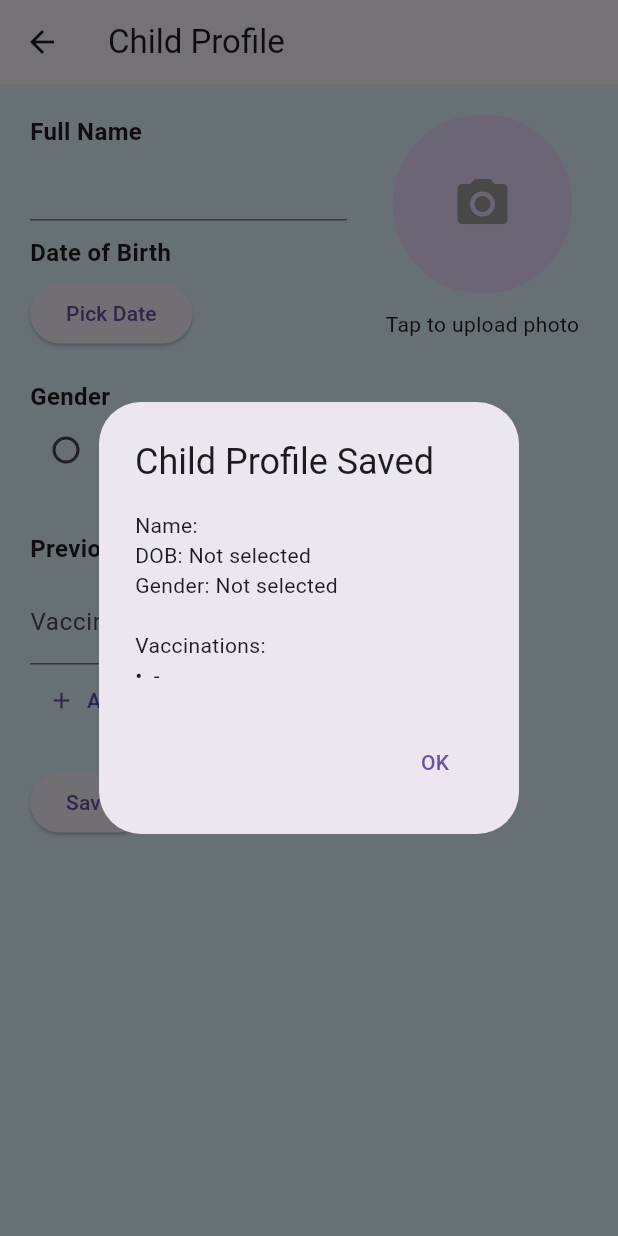
After one commit to AN-7878/Vaccine_Scheduler, a Flutter app: the ChildProfilePage screen opened directly, after a tap on the "remove circle" icon, after a tap on "Add Vaccination", after a tap on "Save", on a phone screen of 412 x 824 dp. The commit adds this screen. Run offline on Flutter 3.47's test engine with Material 3 defaults, Android fonts, the phone set to English and light mode, and no system bars; our stand-ins replace image_picker.

Commit message:
child profile

```diff
--- a/lib/login_page/home.dart
+++ b/lib/login_page/home.dart
@@ -1,4 +1,5 @@
 import 'package:flutter/material.dart';
+import '../child_profile.dart';
 
 class HomeScreen extends StatelessWidget {
   final String email;
@@ -9,9 +10,24 @@ class HomeScreen extends StatelessWidget {
     return Scaffold(
       appBar: AppBar(title: const Text("Welcome")),
       body: Center(
-        child: Text(
-          "Logged in as $email",
-          style: const TextStyle(fontSize: 18),
+        child: Column(
+          mainAxisAlignment: MainAxisAlignment.center,
+          children: [
+            Text(
+              "Logged in as $email",
+              style: const TextStyle(fontSize: 18),
+            ),
+            const SizedBox(height: 20),
+            ElevatedButton(
+              onPressed: () {
+                Navigator.push(
+                  context,
+                  MaterialPageRoute(builder: (context) => const ChildProfilePage()),
+                );
+              },
+              child: const Text("Add Child Profile"),
+            ),
+          ],
         ),
       ),
     );
--- /dev/null
+++ b/lib/parent_dashboard/child_profile/child_profile.dart
@@ -0,0 +1,237 @@
+import 'package:flutter/material.dart';
+import 'package:image_picker/image_picker.dart';
+import 'dart:io';
+
+
+class ChildProfilePage extends StatefulWidget {
+  const ChildProfilePage({super.key});
+
+  @override
+  State<ChildProfilePage> createState() => _ChildProfilePageState();
+}
+
+class _ChildProfilePageState extends State<ChildProfilePage> {
+  final nameController = TextEditingController();
+  DateTime? selectedDate;
+  String? gender;
+  File? _image;
+
+  List<Map<String, TextEditingController>> vaccinationControllers = [];
+
+  @override
+  void initState() {
+    super.initState();
+    vaccinationControllers.add({
+      'vaccine': TextEditingController(),
+      'date': TextEditingController(),
+    });
+  }
+
+  Future<void> _pickDate() async {
+    final DateTime? picked = await showDatePicker(
+      context: context,
+      initialDate: DateTime(2020),
+      firstDate: DateTime(2000),
+      lastDate: DateTime.now(),
+    );
+
+    if (picked != null && picked != selectedDate) {
+      setState(() {
+        selectedDate = picked;
+      });
+    }
+  }
+
+  Future<void> _pickImage() async {
+    final pickedFile = await ImagePicker().pickImage(source: ImageSource.gallery);
+    if (pickedFile != null) {
+      setState(() {
+        _image = File(pickedFile.path);
+      });
+    }
+  }
+
+  void _addVaccinationRow() {
+    setState(() {
+      vaccinationControllers.add({
+        'vaccine': TextEditingController(),
+        'date': TextEditingController(),
+      });
+    });
+  }
+
+  void _removeVaccinationRow(int index) {
+    setState(() {
+      vaccinationControllers.removeAt(index);
+    });
+  }
+
+  @override
+  Widget build(BuildContext context) {
+    final labelStyle = TextStyle(fontSize: 16, fontWeight: FontWeight.w600);
+
+    return Scaffold(
+      backgroundColor: Colors.lightBlue[50],
+      appBar: AppBar(
+        title: const Text("Child Profile"),
+      ),
+      body: SingleChildScrollView(
+        padding: const EdgeInsets.all(20.0),
+        child: Row(
+          crossAxisAlignment: CrossAxisAlignment.start,
+          children: [
+            // Left Section (Form)
+            Expanded(
+              flex: 3,
+              child: Column(
+                crossAxisAlignment: CrossAxisAlignment.start,
+                children: [
+                  Text("Full Name", style: labelStyle),
+                  TextField(
+                  controller: nameController,
+                  ),
+                  const SizedBox(height: 10),
+                  Text("Date of Birth", style: labelStyle),
+                    const SizedBox(height: 5),
+                    Row(
+                      children: [
+                        ElevatedButton(
+                          onPressed: _pickDate,
+                          child: const Text("Pick Date"),
+                        ),
+                        const SizedBox(width: 10),
+                        if (selectedDate != null)
+                          Text("${selectedDate!.toLocal()}".split(' ')[0]),
+                      ],
+                    ),
+
+                  const SizedBox(height: 20),
+                  Text("Gender", style: labelStyle),
+                  Row(
+                    children: [
+                      Radio<String>(
+                        value: 'Male',
+                        groupValue: gender,
+                        onChanged: (value) {
+                          setState(() {
+                            gender = value;
+                          });
+                        },
+                      ),
+                      const Text('Male'),
+                      Radio<String>(
+                        value: 'Female',
+                        groupValue: gender,
+                        onChanged: (value) {
+                          setState(() {
+                            gender = value;
+                          });
+                        },
+                      ),
+                      const Text('Female'),
+                    ],
+                  ),
+                  const SizedBox(height: 30),
+
+                  // Previous Vaccinations
+                 Text("Previous Vaccinations", style: labelStyle),
+
+                  const SizedBox(height: 10),
+                  Column(
+                    children: List.generate(vaccinationControllers.length, (index) {
+                      return Row(
+                        children: [
+                          Expanded(
+                            flex: 2,
+                            child: TextField(
+                              controller: vaccinationControllers[index]['vaccine'],
+                              decoration: InputDecoration(labelText: 'Vaccine Name ${index + 1}'),
+                            ),
+                          ),
+                          const SizedBox(width: 10),
+                          Expanded(
+                            flex: 2,
+                            child: TextField(
+                              controller: vaccinationControllers[index]['date'],
+                              decoration: const InputDecoration(labelText: 'Date (YYYY-MM-DD)'),
+                            ),
+                          ),
+                          IconButton(
+                            icon: const Icon(Icons.remove_circle, color: Colors.red),
+                            onPressed: () => _removeVaccinationRow(index),
+                          ),
+                        ],
+                      );
+                    }),
+                  ),
+                  TextButton.icon(
+                    onPressed: _addVaccinationRow,
+                    icon: const Icon(Icons.add),
+                    label: const Text("Add Vaccination"),
+                  ),
+                  const SizedBox(height: 20),
+
+                  // Save Button (at the very end)
+                  ElevatedButton(
+                    onPressed: () {
+                      String name = nameController.text;
+                      String dob = selectedDate != null
+    ? "${selectedDate!.year.toString().padLeft(4, '0')}-${selectedDate!.month.toString().padLeft(2, '0')}-${selectedDate!.day.toString().padLeft(2, '0')}"
+    : "Not selected";
+
+                      String selectedGender = gender ?? "Not selected";
+
+                      String vaccinations = vaccinationControllers.asMap().entries.map((entry) {
+                        int index = entry.key;
+                        var data = entry.value;
+                        return "• ${data['vaccine']?.text ?? ''} - ${data['date']?.text ?? ''}";
+                      }).join("\n");
+
+                      showDialog(
+                        context: context,
+                        builder: (context) => AlertDialog(
+                          title: const Text("Child Profile Saved"),
+                          content: Text("Name: $name\nDOB: $dob\nGender: $selectedGender\n\nVaccinations:\n$vaccinations"),
+                          actions: [
+                            TextButton(
+                              onPressed: () => Navigator.pop(context),
+                              child: const Text("OK"),
+                            ),
+                          ],
+                        ),
+                      );
+                    },
+                    child: const Text("Save"),
+                  ),
+                ],
+              ),
+            ),
+
+            const SizedBox(width: 20),
+
+            // Right Section (Image Picker)
+            Expanded(
+              flex: 2,
+              child: Column(
+                children: [
+                  GestureDetector(
+                    onTap: _pickImage,
+                    child: CircleAvatar(
+                      radius: 60,
+                      backgroundImage: _image != null ? FileImage(_image!) : null,
+                      child: _image == null
+                          ? const Icon(Icons.camera_alt, size: 40, color: Colors.grey)
+                          : null,
+                    ),
+                  ),
+                  const SizedBox(height: 10),
+                  const Text("Tap to upload photo"),
+                ],
+              ),
+            ),
+          ],
+        ),
+      ),
+    );
+  }
+}
--- a/lib/parent_dashboard/child_profile/profile.dart
+++ /dev/null
@@ -1,18 +0,0 @@
-import 'package:flutter/material.dart';
-class HomeScreen extends StatelessWidget {
-  final String email;
-  const HomeScreen({super.key, required this.email});
-
-  @override
-  Widget build(BuildContext context) {
-    return Scaffold(
-      appBar: AppBar(title: const Text("Welcome")),
-      body: Center(
-        child: Text(
-          "Logged in as $email",
-          style: const TextStyle(fontSize: 18),
-        ),
-      ),
-    );
-  }
-}
```
Also changed, not shown: pubspec.yaml (+3 -69 lines), pubspec.lock, 3 other files.
